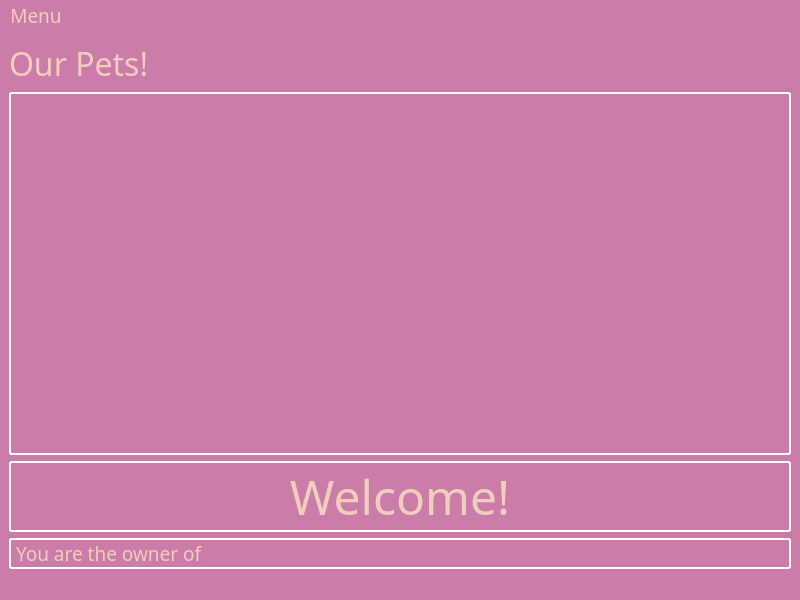
First picture: the form in breadnbutter/gui/shelterprofile.ui, repository jacksodl23/cs-205-pet-adoption, before the edit.
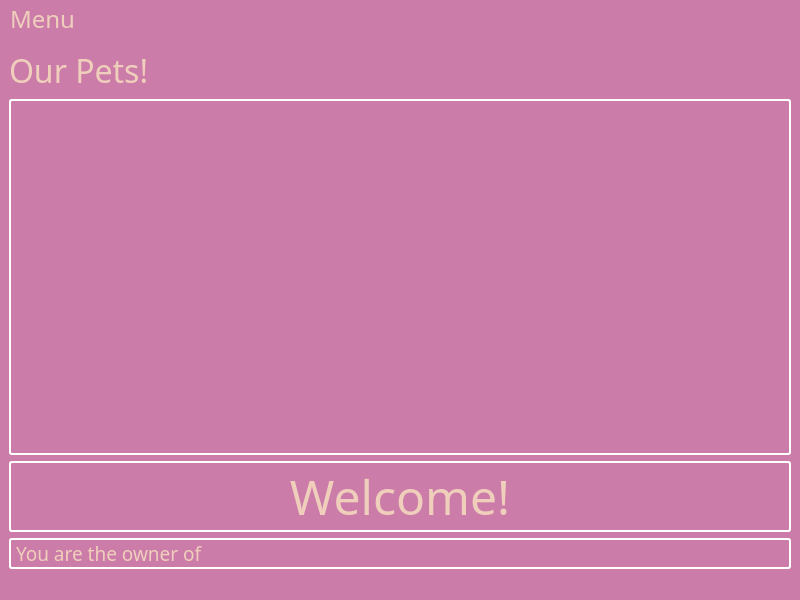
Second picture: the form after the edit.

```diff
--- a/breadnbutter/gui/shelterprofile.ui
+++ b/breadnbutter/gui/shelterprofile.ui
@@ -534,16 +534,22 @@
      <x>0</x>
      <y>0</y>
      <width>800</width>
-     <height>31</height>
+     <height>38</height>
     </rect>
    </property>
    <property name="font">
     <font>
      <family>Dyuthi</family>
-     <pointsize>14</pointsize>
+     <pointsize>18</pointsize>
     </font>
    </property>
    <widget class="QMenu" name="menuProfile">
+    <property name="font">
+     <font>
+      <family>Dyuthi</family>
+      <pointsize>14</pointsize>
+     </font>
+    </property>
     <property name="title">
      <string>Menu</string>
     </property>
```
